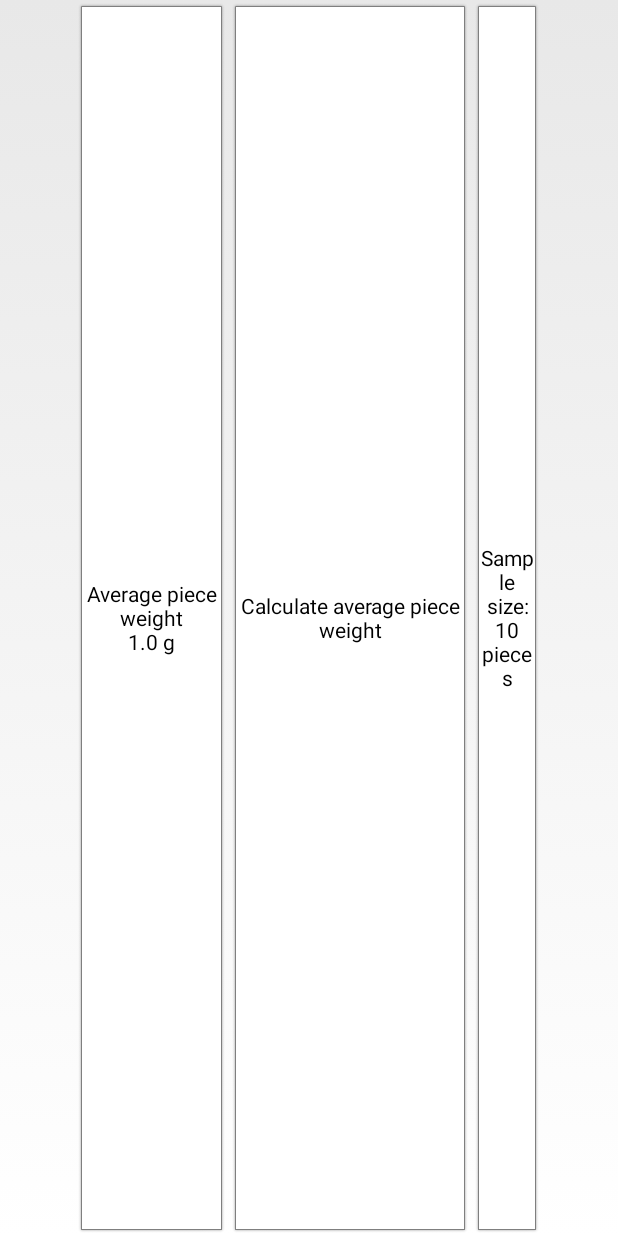
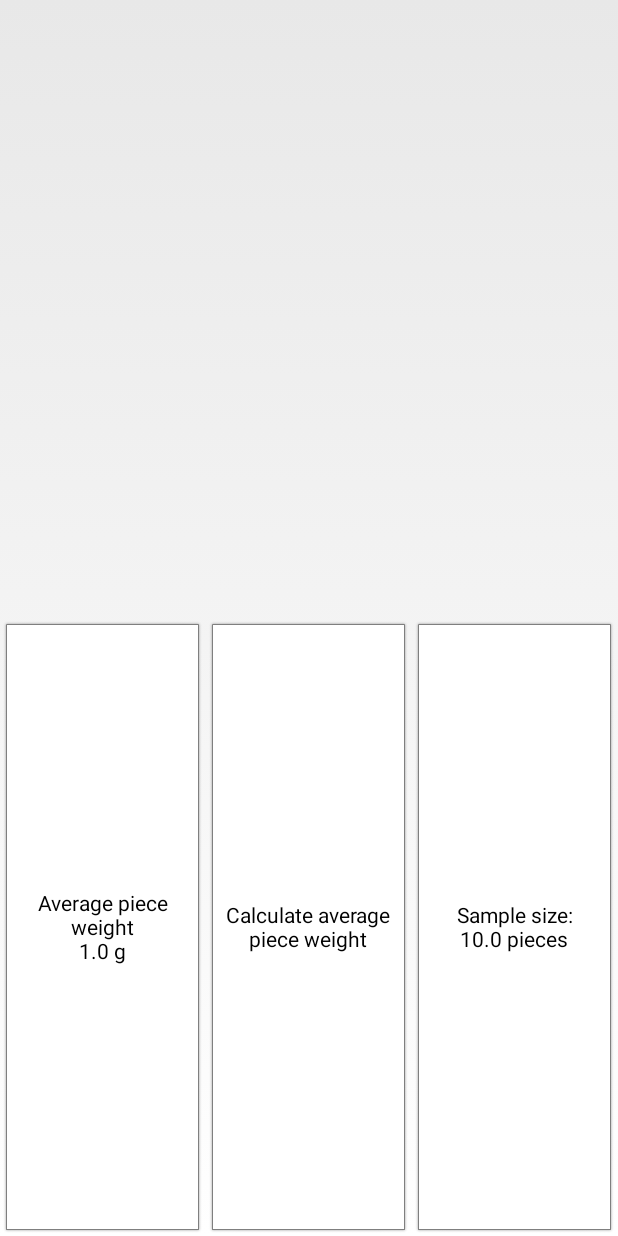
Before and after one commit to mirjalal/android-application-certobalance, an Android app: the fragment ApplicationFragmentSettingsPartCounting shown on its own in the app's theme, on a phone screen of 412 x 824 dp. Run offline under Robolectric (Android 15) with nearby library versions, the phone set to English and light mode, and no system bars.

Commit message:
Implementation of partcounting done. Missing: printing and visibility settings according to applicationsettings menu

```diff
--- a/certoscale/src/main/java/com/certoclav/certoscale/listener/SensorDataListener.java
+++ /dev/null
@@ -1,6 +0,0 @@
-package com.certoclav.certoscale.listener;
-
-
-public interface SensorDataListener {
- void onSensorDataChange(Float value, String unit);
-}
--- a/certoscale/src/main/java/com/certoclav/certoscale/menu/ApplicationActivity.java
+++ b/certoscale/src/main/java/com/certoclav/certoscale/menu/ApplicationActivity.java
@@ -85,8 +85,14 @@ protected void onPause() {
 			if(appSettingsVisible == true) {
 				getSupportFragmentManager().beginTransaction().replace(R.id.menu_application_container_table, new ApplicationFragmentTable()).commit();
 				actionButtonbar.getButtonAppSettings().setText("SETTINGS");
+				actionButtonbar.getButtonCal().setEnabled(true);
+				actionButtonbar.getButtonPrint().setEnabled(true);
+				actionButtonbar.getButtonTara().setEnabled(true);
 				appSettingsVisible = false;
 			}else{
+				actionButtonbar.getButtonCal().setEnabled(false);
+				actionButtonbar.getButtonPrint().setEnabled(false);
+				//actionButtonbar.getButtonTara().setEnabled(false);
 				switch (Scale.getInstance().getScaleApplication()){
 					case PART_COUNTING:
 						getSupportFragmentManager().beginTransaction().replace(R.id.menu_application_container_table, new ApplicationFragmentSettingsPartCounting()).commit();
--- a/certoscale/src/main/java/com/certoclav/certoscale/menu/ApplicationFragmentSettingsPartCounting.java
+++ b/certoscale/src/main/java/com/certoclav/certoscale/menu/ApplicationFragmentSettingsPartCounting.java
@@ -12,6 +12,8 @@ import android.widget.LinearLayout;
 import android.widget.TextView;
 
 import com.certoclav.certoscale.R;
+import com.certoclav.certoscale.model.Scale;
+import com.certoclav.certoscale.model.ScaleApplication;
 import com.certoclav.certoscale.supervisor.ApplicationManager;
 
 
@@ -20,13 +22,25 @@ public class ApplicationFragmentSettingsPartCounting extends Fragment {
 
     private Button buttonEditAveragePieceWeight = null;
     private Button buttonEditSampleSize = null;
+    private Button buttonCalculateAwp = null;
+    private TextView textInstruction = null;
+    private Button buttonOK = null;
+    private Button buttonCancel = null;
+
     private LinearLayout containerSettingsButtons = null;
-    private int sampleSize = 10;
+
 
     @Override
     public View onCreateView(LayoutInflater inflater, ViewGroup container,
         Bundle savedInstanceState) {
         View rootView = inflater.inflate(R.layout.menu_application_fragment_settings_partcounting,container, false);
+        buttonOK = (Button) rootView.findViewById(R.id.settings_partcounting_button_ok);
+        buttonOK.setVisibility(View.INVISIBLE);
+        buttonCancel = (Button) rootView.findViewById(R.id.settings_partcounting_button_cancel);
+        buttonCancel.setVisibility(View.INVISIBLE);
+        textInstruction = (TextView) rootView.findViewById(R.id.settings_partcounting_text_instruction);
+        textInstruction.setVisibility(View.INVISIBLE);
+        buttonCalculateAwp = (Button) rootView.findViewById(R.id.settings_partcounting_button_calc_awp);
         buttonEditAveragePieceWeight = (Button) rootView.findViewById(R.id.settings_partcounting_button_awp);
         buttonEditAveragePieceWeight.setOnClickListener(new View.OnClickListener() {
             @Override
@@ -96,7 +110,7 @@ public class ApplicationFragmentSettingsPartCounting extends Fragment {
                         @Override
                         public void onClick(View v) {
 
-                            sampleSize =Integer.parseInt( ((EditText)dialog.findViewById(R.id.dialog_edit_number_edittext)).getText().toString());
+                            ApplicationManager.getInstance().setAwpCalcSampleSize(Integer.parseInt( ((EditText)dialog.findViewById(R.id.dialog_edit_number_edittext)).getText().toString()));
                             dialog.dismiss();
                             onResume();
 
@@ -114,6 +128,49 @@ public class ApplicationFragmentSettingsPartCounting extends Fragment {
                 }
             }
         });
+
+        buttonCalculateAwp.setOnClickListener(new View.OnClickListener() {
+            @Override
+            public void onClick(View v) {
+                Scale.getInstance().setScaleApplication(ScaleApplication.PART_COUNTING_CALC_AWP);
+                buttonEditSampleSize.setEnabled(false);
+                buttonEditAveragePieceWeight.setEnabled(false);
+                buttonCalculateAwp.setEnabled(false);
+                textInstruction.setText("Pleace place " + ApplicationManager.getInstance().getAwpCalcSampleSize()+ " pcs. " + "onto the pan");
+                textInstruction.setVisibility(View.VISIBLE);
+                buttonOK.setVisibility(View.VISIBLE);
+                buttonOK.setOnClickListener(new View.OnClickListener() {
+                    @Override
+                    public void onClick(View v) {
+                        ApplicationManager.getInstance().setAveragePieceWeightInGram(ApplicationManager.getInstance().getTaredValueInGram()/(float)ApplicationManager.getInstance().getAwpCalcSampleSize());
+                        buttonOK.setVisibility(View.INVISIBLE);
+                        buttonCancel.setVisibility(View.INVISIBLE);
+                        textInstruction.setVisibility(View.INVISIBLE);
+                        buttonEditSampleSize.setEnabled(true);
+                        buttonEditAveragePieceWeight.setEnabled(true);
+                        buttonCalculateAwp.setEnabled(true);
+                        Scale.getInstance().setScaleApplication(ScaleApplication.PART_COUNTING);
+                        onResume();
+                    }
+                });
+                buttonCancel.setVisibility(View.VISIBLE);
+                buttonCancel.setOnClickListener(new View.OnClickListener() {
+                    @Override
+                    public void onClick(View v) {
+                        buttonOK.setVisibility(View.INVISIBLE);
+                        buttonCancel.setVisibility(View.INVISIBLE);
+                        textInstruction.setVisibility(View.INVISIBLE);
+                        buttonEditSampleSize.setEnabled(true);
+                        buttonEditAveragePieceWeight.setEnabled(true);
+                        buttonCalculateAwp.setEnabled(true);
+                        Scale.getInstance().setScaleApplication(ScaleApplication.PART_COUNTING);
+                        onResume();
+                    }
+                });
+
+
+            }
+        });
         return rootView;//inflater.inflate(R.layout.article_view, container, false);
     }
 
@@ -122,7 +179,7 @@ public class ApplicationFragmentSettingsPartCounting extends Fragment {
     public void onResume() {
         super.onResume();
         buttonEditAveragePieceWeight.setText("Average piece weight\n" + ApplicationManager.getInstance().getAveragePieceWeightInGram() + " g");
-        buttonEditSampleSize.setText("Sample size:\n" + sampleSize + " pieces");
+        buttonEditSampleSize.setText("Sample size:\n" + ApplicationManager.getInstance().getAwpCalcSampleSize() + " pieces");
 
 
 
@@ -130,6 +187,7 @@ public class ApplicationFragmentSettingsPartCounting extends Fragment {
 
     @Override
     public void onPause() {
+        Scale.getInstance().setScaleApplication(ScaleApplication.PART_COUNTING);
         super.onPause();
 
     }
--- a/certoscale/src/main/java/com/certoclav/certoscale/model/ScaleApplication.java
+++ b/certoscale/src/main/java/com/certoclav/certoscale/model/ScaleApplication.java
@@ -14,5 +14,6 @@ public enum ScaleApplication {
 	PEAK_HOLD,
 	INGREDIENT_COSTING,
 	PIPETTE_ADJUSTMENT,
-	STATISTICAL_QUALITY_CONTROL
+	STATISTICAL_QUALITY_CONTROL,
+	PART_COUNTING_CALC_AWP;
 }
--- a/certoscale/src/main/res/drawable-hdpi/btn_white_shadow_clickable.xml
+++ b/certoscale/src/main/res/drawable-hdpi/btn_white_shadow_clickable.xml
@@ -25,6 +25,8 @@
         android:drawable="@drawable/quickaction_slider_btn_pressed_n" />
     <item android:state_focused="true"
         android:drawable="@drawable/btn_white_shadow" />
+    <item android:state_enabled="false"
+        android:drawable="@drawable/btn_blue_dark_disabled"/>
     <item
         android:drawable="@drawable/btn_white_shadow" />
 
--- a/certoscale/src/main/res/layout/menu_application_fragment_settings_partcounting.xml
+++ b/certoscale/src/main/res/layout/menu_application_fragment_settings_partcounting.xml
@@ -21,34 +21,79 @@
 <LinearLayout xmlns:android="http://schemas.android.com/apk/res/android"
     android:layout_below="@+id/application_settings_container"
     android:layout_width="match_parent"
-    android:layout_marginLeft="50dp"
-    android:layout_marginRight="50dp"
     android:layout_height="match_parent"
-    android:orientation="horizontal">
+    android:orientation="vertical">
 
+    <LinearLayout xmlns:android="http://schemas.android.com/apk/res/android"
+        android:layout_below="@+id/application_settings_container"
+        android:layout_width="match_parent"
+        android:layout_weight="1"
+        android:layout_height="0dp"
+        android:orientation="vertical">
+        <TextView
+            android:id="@+id/settings_partcounting_text_instruction"
+            android:layout_width="match_parent"
+            android:layout_height="0dp"
+            android:layout_weight="1"
+            android:text="Pleace place 10 pcs. on the plate and press OK"
+            android:textSize="20sp"
+            android:gravity="center"/>
+
+        <LinearLayout
+            android:layout_width="match_parent"
+            android:layout_weight="1"
+            android:layout_height="0dp"
+            android:orientation="horizontal">
+            <Button
+                android:id="@+id/settings_partcounting_button_cancel"
+                android:text="CANCEL"
+                android:layout_width="0dp"
+                android:layout_height="match_parent"
+                android:background="@drawable/btn_white_shadow_clickable"
+                android:layout_weight="1" />
+
+            <Button
+                android:text="OK"
+                android:layout_width="0dp"
+                android:layout_height="match_parent"
+                android:id="@+id/settings_partcounting_button_ok"
+                android:background="@drawable/btn_white_shadow_clickable"
+                android:layout_weight="1" />
+        </LinearLayout>
+
+    </LinearLayout>
+    <LinearLayout xmlns:android="http://schemas.android.com/apk/res/android"
+        android:layout_below="@+id/application_settings_container"
+        android:layout_width="match_parent"
+
+        android:layout_weight="1"
+        android:layout_height="0dp"
+        android:orientation="horizontal">
 
     <Button
         android:id="@+id/settings_partcounting_button_awp"
         android:text="Set average piece weight"
-        android:layout_width="wrap_content"
+        android:layout_width="0dp"
         android:layout_height="match_parent"
         android:background="@drawable/btn_white_shadow_clickable"
         android:layout_weight="1" />
 
     <Button
         android:text="Calculate average piece weight"
-        android:layout_width="wrap_content"
+        android:layout_width="0dp"
         android:layout_height="match_parent"
-        android:id="@+id/button"
+        android:id="@+id/settings_partcounting_button_calc_awp"
         android:background="@drawable/btn_white_shadow_clickable"
         android:layout_weight="1" />
 
     <Button
 
         android:text="Set number of samples"
-        android:layout_width="wrap_content"
+        android:layout_width="0dp"
         android:layout_height="match_parent"
         android:id="@+id/settings_partcounting_button_sample_size"
         android:background="@drawable/btn_white_shadow_clickable"
         android:layout_weight="1" />
+
+    </LinearLayout>
 </LinearLayout>
```
Also changed, not shown: certoscale/src/main/java/com/certoclav/certoscale/menu/ApplicationFragmentWeight.java (+14 -4 lines), certoscale/src/main/java/com/certoclav/certoscale/supervisor/ApplicationManager.java (+24 -0 lines).
